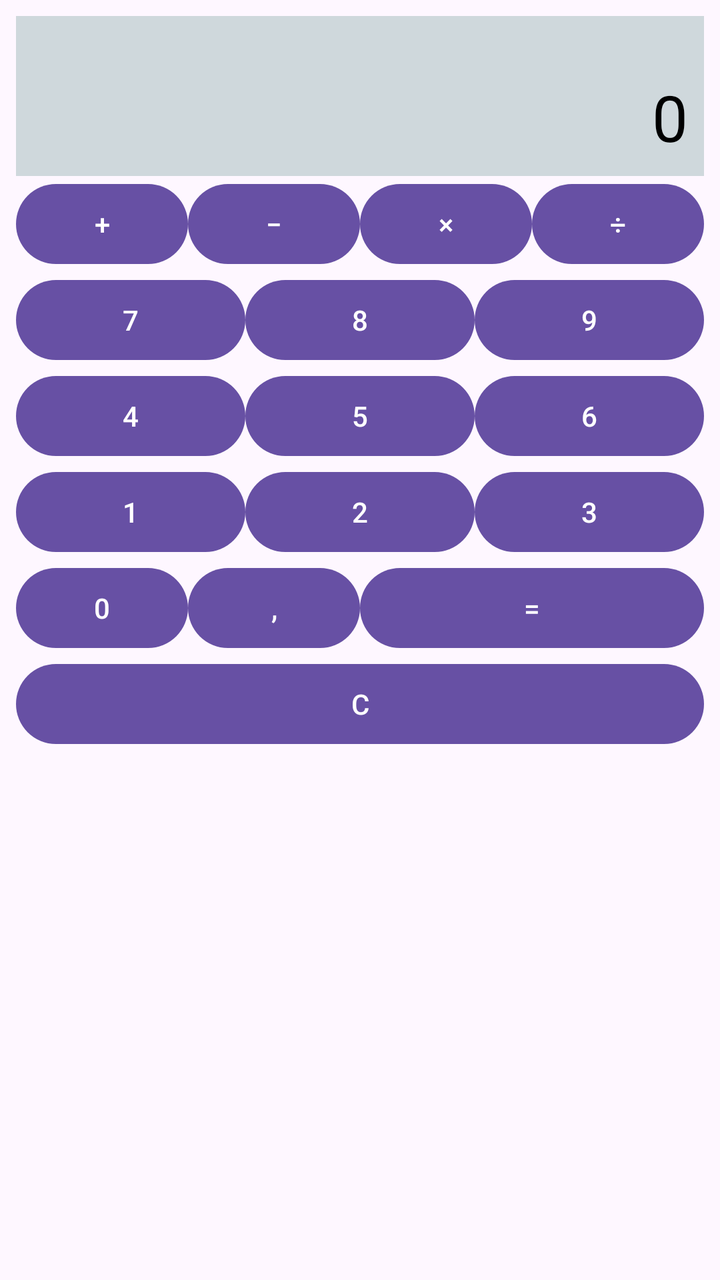
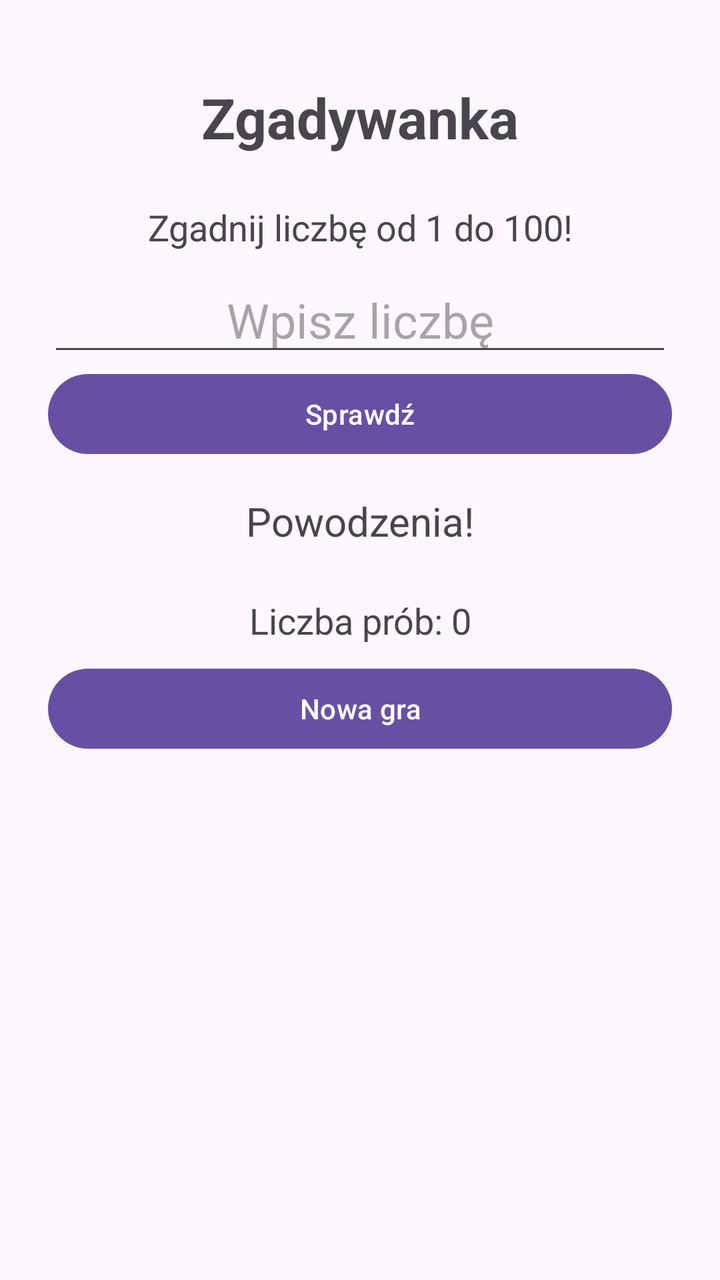

Before-and-after screenshots of an Android layout around one commit, followed by the original layout XML and the change that was made.
<!-- AndroidManifest.xml: application theme Theme.Linearlayout -->
<!-- res/layout/activity_main.xml -->
<?xml version="1.0" encoding="utf-8"?>
<LinearLayout xmlns:android="http://schemas.android.com/apk/res/android"
    android:id="@+id/main"
    android:layout_width="match_parent"
    android:layout_height="match_parent"
    android:orientation="vertical"
    android:padding="8dp">

    <TextView
        android:id="@+id/display"
        android:layout_width="match_parent"
        android:layout_height="80dp"
        android:background="#CFD8DC"
        android:gravity="end|bottom"
        android:padding="8dp"
        android:text="@string/calculator_display"
        android:textSize="32sp"
        android:textColor="#000000" />

    
    <LinearLayout
        android:layout_width="match_parent"
        android:layout_height="wrap_content"
        android:orientation="horizontal">

        <Button
            android:id="@+id/btnPlus"
            android:layout_width="0dp"
            android:layout_height="wrap_content"
            android:layout_weight="1"
            android:text="@string/op_add" />

        <Button
            android:id="@+id/btnMinus"
            android:layout_width="0dp"
            android:layout_height="wrap_content"
            android:layout_weight="1"
            android:text="@string/op_subtract" />

        <Button
            android:id="@+id/btnMultiply"
            android:layout_width="0dp"
            android:layout_height="wrap_content"
            android:layout_weight="1"
            android:text="@string/op_multiply" />

        <Button
            android:id="@+id/btnDivide"
            android:layout_width="0dp"
            android:layout_height="wrap_content"
            android:layout_weight="1"
            android:text="@string/op_divide" />

    </LinearLayout>

    
    <LinearLayout
        android:layout_width="match_parent"
        android:layout_height="wrap_content"
        android:orientation="horizontal">

        <Button
            android:id="@+id/btn7"
            android:layout_width="0dp"
            android:layout_height="wrap_content"
            android:layout_weight="1"
            android:text="@string/digit_7" />

        <Button
            android:id="@+id/btn8"
            android:layout_width="0dp"
            android:layout_height="wrap_content"
            android:layout_weight="1"
            android:text="@string/digit_8" />

        <Button
            android:id="@+id/btn9"
            android:layout_width="0dp"
            android:layout_height="wrap_content"
            android:layout_weight="1"
            android:text="@string/digit_9" />

    </LinearLayout>

    
    <LinearLayout
        android:layout_width="match_parent"
        android:layout_height="wrap_content"
        android:orientation="horizontal">

        <Button
            android:id="@+id/btn4"
            android:layout_width="0dp"
            android:layout_height="wrap_content"
            android:layout_weight="1"
            android:text="@string/digit_4" />

        <Button
            android:id="@+id/btn5"
            android:layout_width="0dp"
            android:layout_height="wrap_content"
            android:layout_weight="1"
            android:text="@string/digit_5" />

        <Button
            android:id="@+id/btn6"
            android:layout_width="0dp"
            android:layout_height="wrap_content"
            android:layout_weight="1"
            android:text="@string/digit_6" />

    </LinearLayout>

    
    <LinearLayout
        android:layout_width="match_parent"
        android:layout_height="wrap_content"
        android:orientation="horizontal">

        <Button
            android:id="@+id/btn1"
            android:layout_width="0dp"
            android:layout_height="wrap_content"
            android:layout_weight="1"
            android:text="@string/digit_1" />

        <Button
            android:id="@+id/btn2"
            android:layout_width="0dp"
            android:layout_height="wrap_content"
            android:layout_weight="1"
            android:text="@string/digit_2" />

        <Button
            android:id="@+id/btn3"
            android:layout_width="0dp"
            android:layout_height="wrap_content"
            android:layout_weight="1"
            android:text="@string/digit_3" />

    </LinearLayout>

    
    <LinearLayout
        android:layout_width="match_parent"
        android:layout_height="wrap_content"
        android:orientation="horizontal">

        <Button
            android:id="@+id/btn0"
            android:layout_width="0dp"
            android:layout_height="wrap_content"
            android:layout_weight="1"
            android:text="@string/digit_0" />

        <Button
            android:id="@+id/btnDot"
            android:layout_width="0dp"
            android:layout_height="wrap_content"
            android:layout_weight="1"
            android:text="@string/decimal_separator" />

        <Button
            android:id="@+id/btnEquals"
            android:layout_width="0dp"
            android:layout_height="wrap_content"
            android:layout_weight="2"
            android:text="@string/op_equals" />

    </LinearLayout>

    
    <Button
        android:id="@+id/btnClear"
        android:layout_width="match_parent"
        android:layout_height="wrap_content"
        android:text="@string/op_clear" />

</LinearLayout>
<!-- resources referenced by this layout -->
<resources>
  <string name="calculator_display">0</string>
  <string name="decimal_separator">,</string>
  <string name="digit_0">0</string>
  <string name="digit_1">1</string>
  <string name="digit_2">2</string>
  <string name="digit_3">3</string>
  <string name="digit_4">4</string>
  <string name="digit_5">5</string>
  <string name="digit_6">6</string>
  <string name="digit_7">7</string>
  <string name="digit_8">8</string>
  <string name="digit_9">9</string>
  <string name="op_add">+</string>
  <string name="op_clear">C</string>
  <string name="op_divide">÷</string>
  <string name="op_equals">=</string>
  <string name="op_multiply">×</string>
  <string name="op_subtract">−</string>
  <style name="Theme.Linearlayout" parent="Base.Theme.Linearlayout" />
  <style name="Base.Theme.Linearlayout" parent="Theme.Material3.DayNight.NoActionBar">
          
          
      </style>
</resources>

<!-- the commit's change to res/layout/activity_main.xml (unified diff, before → after) -->
@@ -4,176 +4,67 @@
     android:layout_width="match_parent"
     android:layout_height="match_parent"
     android:orientation="vertical"
-    android:padding="8dp">
+    android:gravity="center_horizontal"
+    android:padding="24dp">
 
     <TextView
-        android:id="@+id/display"
-        android:layout_width="match_parent"
-        android:layout_height="80dp"
-        android:background="#CFD8DC"
-        android:gravity="end|bottom"
-        android:padding="8dp"
-        android:text="@string/calculator_display"
-        android:textSize="32sp"
-        android:textColor="#000000" />
-
-    
-    <LinearLayout
+        android:id="@+id/txtTitle"
         android:layout_width="match_parent"
         android:layout_height="wrap_content"
-        android:orientation="horizontal">
+        android:gravity="center"
+        android:text="@string/game_title"
+        android:textSize="28sp"
+        android:textStyle="bold"
+        android:padding="16dp" />
 
-        <Button
-            android:id="@+id/btnPlus"
-            android:layout_width="0dp"
-            android:layout_height="wrap_content"
-            android:layout_weight="1"
-            android:text="@string/op_add" />
-
-        <Button
-            android:id="@+id/btnMinus"
-            android:layout_width="0dp"
-            android:layout_height="wrap_content"
-            android:layout_weight="1"
-            android:text="@string/op_subtract" />
-
-        <Button
-            android:id="@+id/btnMultiply"
-            android:layout_width="0dp"
-            android:layout_height="wrap_content"
-            android:layout_weight="1"
-            android:text="@string/op_multiply" />
-
-        <Button
-            android:id="@+id/btnDivide"
-            android:layout_width="0dp"
-            android:layout_height="wrap_content"
-            android:layout_weight="1"
-            android:text="@string/op_divide" />
-
-    </LinearLayout>
-
-    
-    <LinearLayout
+    <TextView
+        android:id="@+id/txtInstructions"
         android:layout_width="match_parent"
         android:layout_height="wrap_content"
-        android:orientation="horizontal">
+        android:gravity="center"
+        android:text="@string/game_instructions"
+        android:textSize="18sp"
+        android:padding="8dp" />
 
-        <Button
-            android:id="@+id/btn7"
-            android:layout_width="0dp"
-            android:layout_height="wrap_content"
-            android:layout_weight="1"
-            android:text="@string/digit_7" />
-
-        <Button
-            android:id="@+id/btn8"
-            android:layout_width="0dp"
-            android:layout_height="wrap_content"
-            android:layout_weight="1"
-            android:text="@string/digit_8" />
-
-        <Button
-            android:id="@+id/btn9"
-            android:layout_width="0dp"
-            android:layout_height="wrap_content"
-            android:layout_weight="1"
-            android:text="@string/digit_9" />
-
-    </LinearLayout>
-
-    
-    <LinearLayout
+    <EditText
+        android:id="@+id/inputGuess"
         android:layout_width="match_parent"
         android:layout_height="wrap_content"
-        android:orientation="horizontal">
+        android:hint="@string/guess_hint"
+        android:inputType="number"
+        android:maxLength="3"
+        android:gravity="center"
+        android:textSize="24sp"
+        android:importantForAutofill="no" />
 
-        <Button
-            android:id="@+id/btn4"
-            android:layout_width="0dp"
-            android:layout_height="wrap_content"
-            android:layout_weight="1"
-            android:text="@string/digit_4" />
-
-        <Button
-            android:id="@+id/btn5"
-            android:layout_width="0dp"
-            android:layout_height="wrap_content"
-            android:layout_weight="1"
-            android:text="@string/digit_5" />
-
-        <Button
-            android:id="@+id/btn6"
-            android:layout_width="0dp"
-            android:layout_height="wrap_content"
-            android:layout_weight="1"
-            android:text="@string/digit_6" />
-
-    </LinearLayout>
-
-    
-    <LinearLayout
+    <Button
+        android:id="@+id/btnGuess"
         android:layout_width="match_parent"
         android:layout_height="wrap_content"
-        android:orientation="horizontal">
+        android:text="@string/check_guess" />
 
-        <Button
-            android:id="@+id/btn1"
-            android:layout_width="0dp"
-            android:layout_height="wrap_content"
-            android:layout_weight="1"
-            android:text="@string/digit_1" />
-
-        <Button
-            android:id="@+id/btn2"
-            android:layout_width="0dp"
-            android:layout_height="wrap_content"
-            android:layout_weight="1"
-            android:text="@string/digit_2" />
-
-        <Button
-            android:id="@+id/btn3"
-            android:layout_width="0dp"
-            android:layout_height="wrap_content"
-            android:layout_weight="1"
-            android:text="@string/digit_3" />
-
-    </LinearLayout>
-
-    
-    <LinearLayout
+    <TextView
+        android:id="@+id/txtResult"
         android:layout_width="match_parent"
         android:layout_height="wrap_content"
-        android:orientation="horizontal">
+        android:gravity="center"
+        android:text="@string/initial_result"
+        android:textSize="20sp"
+        android:padding="16dp" />
 
-        <Button
-            android:id="@+id/btn0"
-            android:layout_width="0dp"
-            android:layout_height="wrap_content"
-            android:layout_weight="1"
-            android:text="@string/digit_0" />
-
-        <Button
-            android:id="@+id/btnDot"
-            android:layout_width="0dp"
-            android:layout_height="wrap_content"
-            android:layout_weight="1"
-            android:text="@string/decimal_separator" />
-
-        <Button
-            android:id="@+id/btnEquals"
-            android:layout_width="0dp"
-            android:layout_height="wrap_content"
-            android:layout_weight="2"
-            android:text="@string/op_equals" />
-
-    </LinearLayout>
-
-    
-    <Button
-        android:id="@+id/btnClear"
+    <TextView
+        android:id="@+id/txtAttempts"
         android:layout_width="match_parent"
         android:layout_height="wrap_content"
-        android:text="@string/op_clear" />
+        android:gravity="center"
+        android:text="@string/attempts_zero"
+        android:textSize="18sp"
+        android:padding="8dp" />
+
+    <Button
+        android:id="@+id/btnNewGame"
+        android:layout_width="match_parent"
+        android:layout_height="wrap_content"
+        android:text="@string/new_game" />
 
 </LinearLayout>
<!-- resource entries referenced after the edit -->
@@ -1,23 +1,12 @@
 <!-- resources referenced by this layout -->
 <resources>
-  <string name="calculator_display">0</string>
-  <string name="decimal_separator">,</string>
-  <string name="digit_0">0</string>
-  <string name="digit_1">1</string>
-  <string name="digit_2">2</string>
-  <string name="digit_3">3</string>
-  <string name="digit_4">4</string>
-  <string name="digit_5">5</string>
-  <string name="digit_6">6</string>
-  <string name="digit_7">7</string>
-  <string name="digit_8">8</string>
-  <string name="digit_9">9</string>
-  <string name="op_add">+</string>
-  <string name="op_clear">C</string>
-  <string name="op_divide">÷</string>
-  <string name="op_equals">=</string>
-  <string name="op_multiply">×</string>
-  <string name="op_subtract">−</string>
+  <string name="attempts_zero">Liczba prób: 0</string>
+  <string name="check_guess">Sprawdź</string>
+  <string name="game_instructions">Zgadnij liczbę od 1 do 100!</string>
+  <string name="game_title">Zgadywanka</string>
+  <string name="guess_hint">Wpisz liczbę</string>
+  <string name="initial_result">Powodzenia!</string>
+  <string name="new_game">Nowa gra</string>
   <style name="Theme.Linearlayout" parent="Base.Theme.Linearlayout" />
   <style name="Base.Theme.Linearlayout" parent="Theme.Material3.DayNight.NoActionBar">
           
